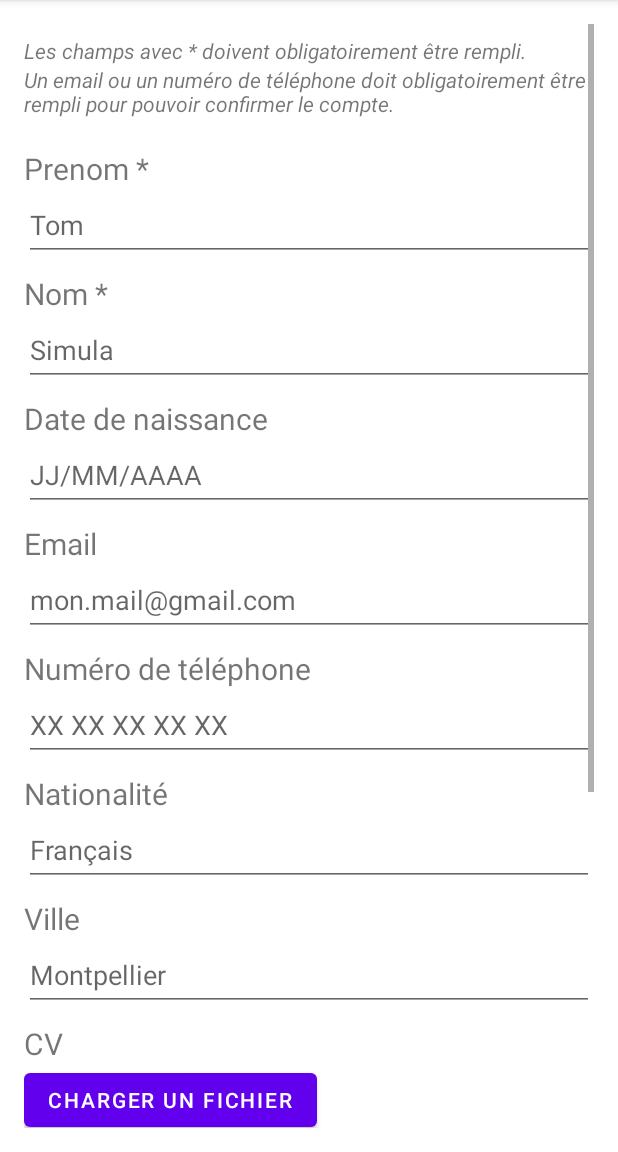
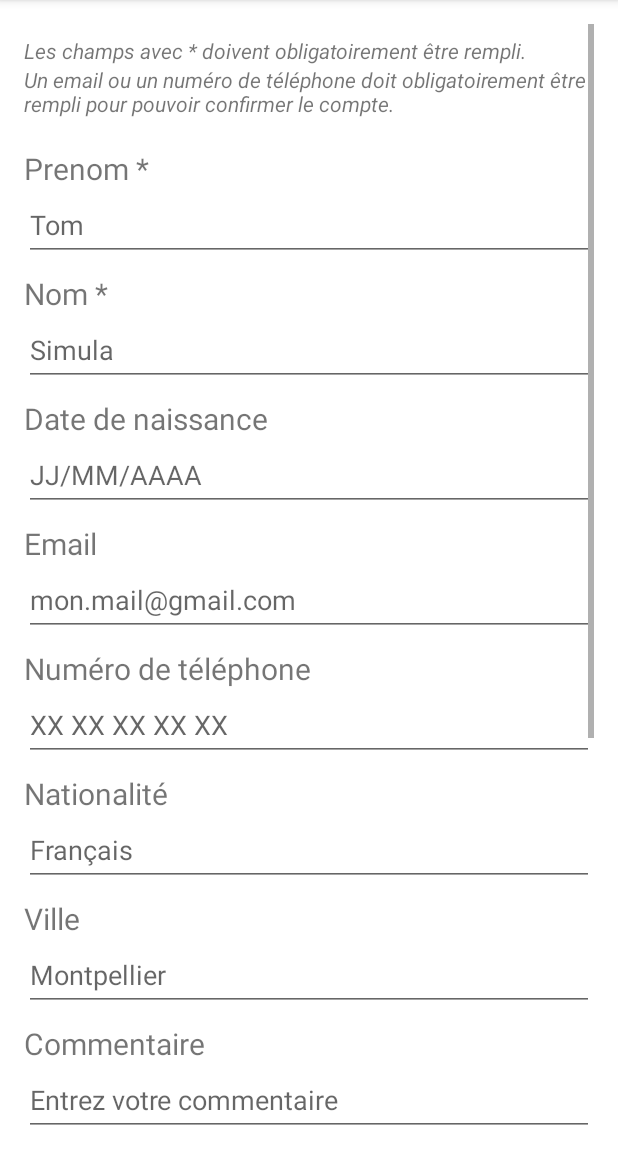
Before and after one commit to dneial/projet-android, an Android app: the fragment SignUpTemporaryWorkerFragment placed in its activity, on a phone screen of 412 x 824 dp, the part 84-1236 px from its top. Run offline under Robolectric (Android 15) with nearby library versions, the phone set to English and light mode, and no system bars.

Commit message:
Aujout commentaire

```diff
--- a/app/src/main/java/com/example/interim/ui/connection/SignUpTemporaryWorkerFragment.kt
+++ b/app/src/main/java/com/example/interim/ui/connection/SignUpTemporaryWorkerFragment.kt
@@ -41,6 +41,7 @@ class SignUpTemporaryWorkerFragment : Fragment() {
         val birthday = view.findViewById<androidx.appcompat.widget.AppCompatEditText>(R.id.interimSignUpEditTextBirthday)
         val city = view.findViewById<androidx.appcompat.widget.AppCompatEditText>(R.id.interimSignUpEditTextCity)
         val nationality = view.findViewById<androidx.appcompat.widget.AppCompatEditText>(R.id.interimSignUpEditTextNationality)
+        val commentary = view.findViewById<androidx.appcompat.widget.AppCompatEditText>(R.id.interimSignUpEditTextCommentary)
 
         if (checkSignUpInterim(view)){
             val user = Bundle()
@@ -53,6 +54,7 @@ class SignUpTemporaryWorkerFragment : Fragment() {
             user.putString("birthday", birthday.text.toString())
             user.putString("city", city.text.toString())
             user.putString("nationality", nationality.text.toString())
+            user.putString("commentary", commentary.text.toString())
 
             SignUpAuthentification().arguments = user
 
--- a/app/src/main/res/layout/fragment_sign_up_temporary_worker.xml
+++ b/app/src/main/res/layout/fragment_sign_up_temporary_worker.xml
@@ -163,12 +163,33 @@
             android:importantForAutofill="no" />
 
         <TextView
+            android:id="@+id/interimSignUpTextViewCommentary"
+            android:layout_width="wrap_content"
+            android:layout_height="wrap_content"
+            android:layout_below="@+id/interimSignUpEditTextCity"
+            android:text="@string/tv_commentary"
+            android:textSize="20dp"
+            android:layout_marginTop="8dp"/>
+
+        <EditText
+            android:id="@+id/interimSignUpEditTextCommentary"
+            android:layout_width="match_parent"
+            android:layout_height="wrap_content"
+            android:layout_below="@id/interimSignUpTextViewCommentary"
+            android:hint="@string/et_commentary"
+            android:inputType="textMultiLine"
+            android:maxLength="250"
+            android:maxLines="5"
+            android:minHeight="48dp"
+            android:importantForAutofill="no" />
+
+        <TextView
             android:id="@+id/interimSignUpTextViewCV"
             android:layout_width="wrap_content"
             android:layout_height="wrap_content"
             android:text="@string/tv_CV"
             android:textSize="20dp"
-            android:layout_below="@+id/interimSignUpEditTextCity"
+            android:layout_below="@+id/interimSignUpEditTextCommentary"
             android:layout_marginTop="8dp"/>
 
         <Button
--- a/app/src/main/res/values/strings.xml
+++ b/app/src/main/res/values/strings.xml
@@ -87,4 +87,6 @@
     <string name="tv_must_fill2">Les champs avec "*" doivent obligatoirement être rempli.</string>
     <string name="tv_send_auth">Pour renvoyer le mail/texto appuyer sur le boutton ci-dessous</string>
     <string name="tv_auth_code">Entrer le code reçu par mail</string>
+    <string name="tv_commentary">Commentaire</string>
+    <string name="et_commentary">Entrez votre commentaire</string>
 </resources>
```
Also changed, not shown: app/src/main/java/com/example/interim/ui/connection/SignUpAuthentification.kt (+13 -8 lines).
